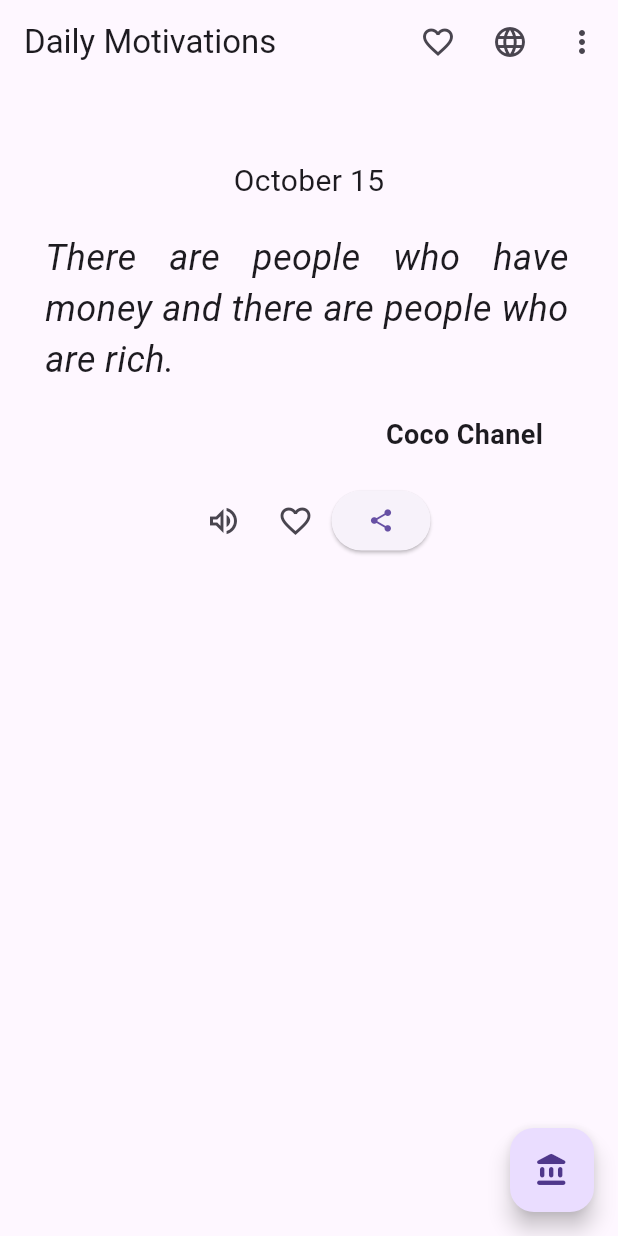
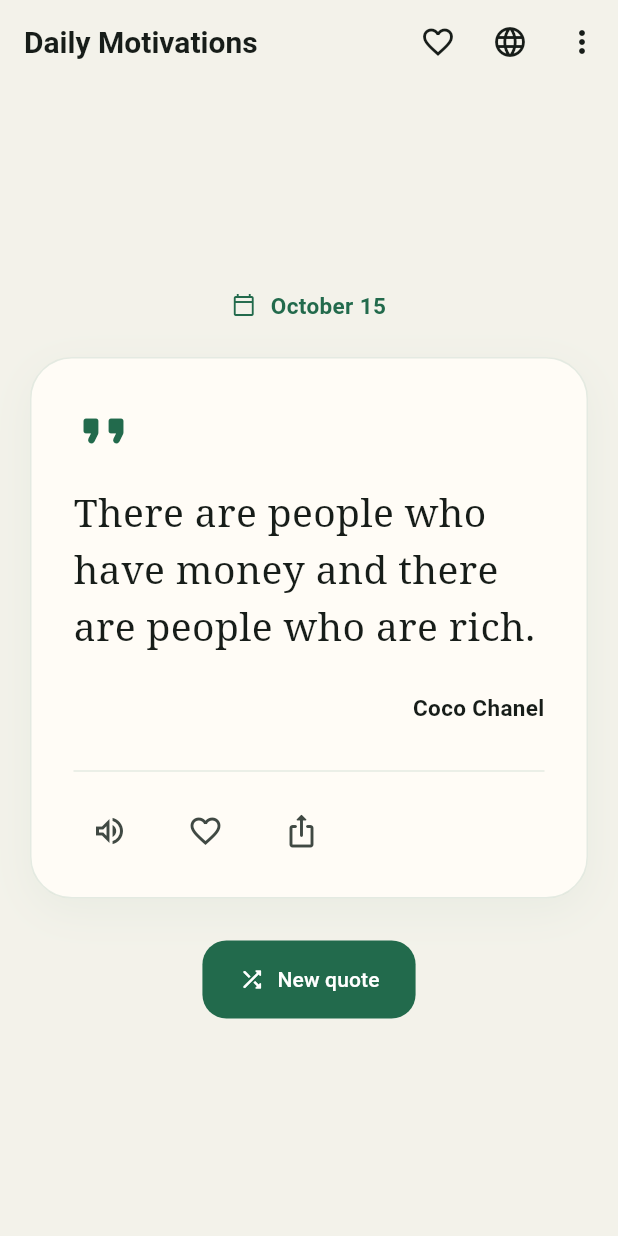
Before and after one commit to Raydel8806/Daily-motivations, a Flutter app: the screen it shows after launch, on a phone screen of 412 x 824 dp. Run offline on Flutter 3.47's test engine with Material 3 defaults, Android fonts, the phone set to English and light mode, and no system bars; our stand-ins replace flutter_tts, share_plus, shared_preferences.

Commit message:
Refresh reading screen with a responsive quote card and coherent theme

```diff
--- a/lib/app/app.dart
+++ b/lib/app/app.dart
@@ -6,6 +6,7 @@ import '../features/quotes/presentation/quote_page.dart';
 import '../features/favorites/data/favorites_store.dart';
 import '../features/reminders/data/daily_reminder_service.dart';
 import '../features/reading/data/quote_speaker.dart';
+import 'app_theme.dart';
 
 class DailyMotivationsApp extends StatefulWidget {
   const DailyMotivationsApp(
@@ -92,9 +93,7 @@ class _DailyMotivationsAppState extends State<DailyMotivationsApp> {
       scaffoldMessengerKey: _messengerKey,
       localizationsDelegates: GlobalMaterialLocalizations.delegates,
       debugShowCheckedModeBanner: false,
-      theme: ThemeData(
-        primarySwatch: Colors.green,
-      ),
+      theme: buildAppTheme(),
       home: QuotePage(
         speaker: widget.quoteSpeaker,
         reminderService: widget.reminderService,
--- /dev/null
+++ b/lib/app/app_theme.dart
@@ -0,0 +1,31 @@
+import 'package:flutter/material.dart';
+
+ThemeData buildAppTheme() {
+  final scheme = ColorScheme.fromSeed(
+    seedColor: const Color(0xFF315C47),
+    surface: const Color(0xFFFFFCF6),
+  );
+  return ThemeData(
+    useMaterial3: true,
+    colorScheme: scheme,
+    scaffoldBackgroundColor: const Color(0xFFF3F2EA),
+    appBarTheme: AppBarTheme(
+      backgroundColor: const Color(0xFFF3F2EA),
+      foregroundColor: scheme.onSurface,
+      surfaceTintColor: Colors.transparent,
+      elevation: 0,
+      titleTextStyle: TextStyle(
+        color: scheme.onSurface,
+        fontSize: 20,
+        fontWeight: FontWeight.w600,
+      ),
+    ),
+    filledButtonTheme: FilledButtonThemeData(
+      style: FilledButton.styleFrom(
+        padding: const EdgeInsets.symmetric(horizontal: 24, vertical: 16),
+        shape: RoundedRectangleBorder(borderRadius: BorderRadius.circular(16)),
+      ),
+    ),
+    snackBarTheme: const SnackBarThemeData(behavior: SnackBarBehavior.floating),
+  );
+}
--- a/lib/features/favorites/presentation/favorites_page.dart
+++ b/lib/features/favorites/presentation/favorites_page.dart
@@ -67,13 +67,21 @@ class _FavoritesPageState extends State<FavoritesPage> {
                       );
                     }
                     return ListView.separated(
+                      padding: const EdgeInsets.all(20),
                       itemCount: quotes.length,
-                      separatorBuilder: (_, __) => const Divider(),
+                      separatorBuilder: (_, __) => const SizedBox(height: 12),
                       itemBuilder: (context, index) {
                         final quote = quotes[index];
-                        return ListTile(
+                        return Material(
+                            color: Theme.of(context).colorScheme.surface,
+                            borderRadius: BorderRadius.circular(20),
+                            clipBehavior: Clip.antiAlias,
+                            child: ListTile(
+                              contentPadding: const EdgeInsets.symmetric(
+                                  horizontal: 20, vertical: 12),
                               title: Text(
-                              QuoteTranslations.displayText(quote, language),
+                                  QuoteTranslations.displayText(
+                                      quote, language),
                                   maxLines: 3,
                                   overflow: TextOverflow.ellipsis),
                               subtitle: Text(
@@ -94,8 +102,8 @@ class _FavoritesPageState extends State<FavoritesPage> {
                                             ScaffoldMessenger.of(context)
                                                 .showSnackBar(
                                               SnackBar(
-                                              content:
-                                                  Text(strings.favoritesError)),
+                                                  content: Text(
+                                                      strings.favoritesError)),
                                             );
                                           }
                                         }
@@ -104,7 +112,7 @@ class _FavoritesPageState extends State<FavoritesPage> {
                                         }
                                       },
                               ),
-                        );
+                            ));
                       },
                     );
                   },
--- a/lib/features/quotes/presentation/quote_page.dart
+++ b/lib/features/quotes/presentation/quote_page.dart
@@ -199,21 +199,38 @@ class _QuotePageState extends State<QuotePage> with WidgetsBindingObserver {
   Widget build(BuildContext context) {
     return Scaffold(
       appBar: _buildAppBar(context),
-      body: CustomScrollView(slivers: <Widget>[
-        SliverToBoxAdapter(
-            child: Column(
-          mainAxisAlignment: MainAxisAlignment.center,
-          children: [
-            _buildBody(),
-          ],
-        )),
-      ]),
-      floatingActionButton: FloatingActionButton(
-        onPressed: _getRandomQuote,
-        tooltip: AppStrings.of(context).random,
-        child: const Icon(Icons.account_balance_rounded),
+      body: SafeArea(
+        top: false,
+        child: LayoutBuilder(builder: (context, constraints) {
+          return SingleChildScrollView(
+            padding: const EdgeInsets.fromLTRB(20, 24, 20, 32),
+            child: ConstrainedBox(
+              constraints: BoxConstraints(
+                  minHeight:
+                      (constraints.maxHeight - 56).clamp(0, double.infinity)),
+              child: Center(
+                child: ConstrainedBox(
+                  constraints: const BoxConstraints(maxWidth: 600),
+                  child: Column(
+                    mainAxisSize: MainAxisSize.min,
+                    children: [
+                      _buildDatePickerOrLabel(),
+                      const SizedBox(height: 24),
+                      _buildBody(),
+                      const SizedBox(height: 28),
+                      FilledButton.icon(
+                        onPressed: _getRandomQuote,
+                        icon: const Icon(Icons.shuffle_rounded),
+                        label: Text(AppStrings.of(context).newQuote),
+                      ),
+                    ],
+                  ),
+                ),
+              ),
+            ),
+          );
+        }),
       ),
-      // This trailing comma makes auto-formatting nicer for build methods.
     );
   }
 
@@ -236,12 +253,23 @@ class _QuotePageState extends State<QuotePage> with WidgetsBindingObserver {
         ),
       );
     } else {
-      return Container(
-          margin: const EdgeInsets.all(20),
-          child: Text(
+      return Row(
+        mainAxisAlignment: MainAxisAlignment.center,
+        children: [
+          Icon(Icons.calendar_today_outlined,
+              size: 16, color: Theme.of(context).colorScheme.primary),
+          const SizedBox(width: 10),
+          Flexible(
+              child: Text(
             AppStrings.of(context).date(_quote.date),
-            style: const TextStyle(fontSize: 20),
-          ));
+            textAlign: TextAlign.center,
+            style: TextStyle(
+                fontSize: 15,
+                fontWeight: FontWeight.w600,
+                color: Theme.of(context).colorScheme.primary),
+          )),
+        ],
+      );
     }
   }
 
@@ -305,7 +333,7 @@ class _QuotePageState extends State<QuotePage> with WidgetsBindingObserver {
                 _getRandomQuote();
               },
               child: ListTile(
-                leading: const Icon(Icons.account_balance_rounded),
+                leading: const Icon(Icons.shuffle_rounded),
                 title: Text(AppStrings.of(context).newQuote),
               ),
             ),
@@ -363,36 +391,57 @@ class _QuotePageState extends State<QuotePage> with WidgetsBindingObserver {
     );
   }
 
-  Container _buildBody() {
+  Widget _buildBody() {
+    final colors = Theme.of(context).colorScheme;
     return Container(
-      margin: const EdgeInsets.all(30),
+      key: const ValueKey('quote_card'),
+      width: double.infinity,
+      padding: const EdgeInsets.fromLTRB(28, 28, 28, 20),
+      decoration: BoxDecoration(
+        color: colors.surface,
+        borderRadius: BorderRadius.circular(28),
+        border: Border.all(color: colors.primary.withValues(alpha: 0.12)),
+        boxShadow: [
+          BoxShadow(
+              color: colors.primary.withValues(alpha: 0.05),
+              blurRadius: 24,
+              offset: const Offset(0, 8))
+        ],
+      ),
       child: Column(
+        crossAxisAlignment: CrossAxisAlignment.start,
         children: <Widget>[
-          _buildDatePickerOrLabel(),
+          Icon(Icons.format_quote_rounded, size: 40, color: colors.primary),
+          const SizedBox(height: 16),
           SelectableText(
             QuoteTranslations.displayText(
                 _quote, Localizations.localeOf(context).languageCode),
-            style: const TextStyle(
-              fontStyle: FontStyle.italic,
-              fontSize: 24,
+            style: TextStyle(
+              fontFamily: 'serif',
+              fontSize: 26,
+              height: 1.45,
+              color: colors.onSurface,
             ),
-            textAlign: TextAlign.justify,
+            textAlign: TextAlign.start,
           ),
           Container(
-            margin: const EdgeInsets.all(20),
-            alignment: AlignmentGeometry.lerp(
-                Alignment.bottomCenter, Alignment.bottomRight, 1),
+            margin: const EdgeInsets.only(top: 24, bottom: 24),
+            alignment: Alignment.centerRight,
             child: Text(
               QuoteTranslations.author(
                   _quote, Localizations.localeOf(context).languageCode),
               style: const TextStyle(
                 fontWeight: FontWeight.bold,
-                fontSize: 18,
+                fontSize: 15,
               ),
             ),
           ),
-          Row(
-            mainAxisAlignment: MainAxisAlignment.center,
+          Divider(color: colors.primary.withValues(alpha: 0.12)),
+          const SizedBox(height: 8),
+          Wrap(
+            alignment: WrapAlignment.center,
+            spacing: 16,
+            runSpacing: 8,
             children: [
               if (_speaker.isSupported)
                 AnimatedBuilder(
@@ -426,9 +475,9 @@ class _QuotePageState extends State<QuotePage> with WidgetsBindingObserver {
                   onPressed: _savingFavorite ? null : _toggleFavorite,
                 ),
               ),
-              ElevatedButton(
-                child: Icon(Icons.share_sharp,
-                    semanticLabel: AppStrings.of(context).share),
+              IconButton(
+                tooltip: AppStrings.of(context).share,
+                icon: const Icon(Icons.ios_share_rounded),
                 onPressed: _shareQuote,
               ),
             ],
```
Also changed, not shown: 3 other files. Lines whose indentation alone changed are shown as unchanged.
